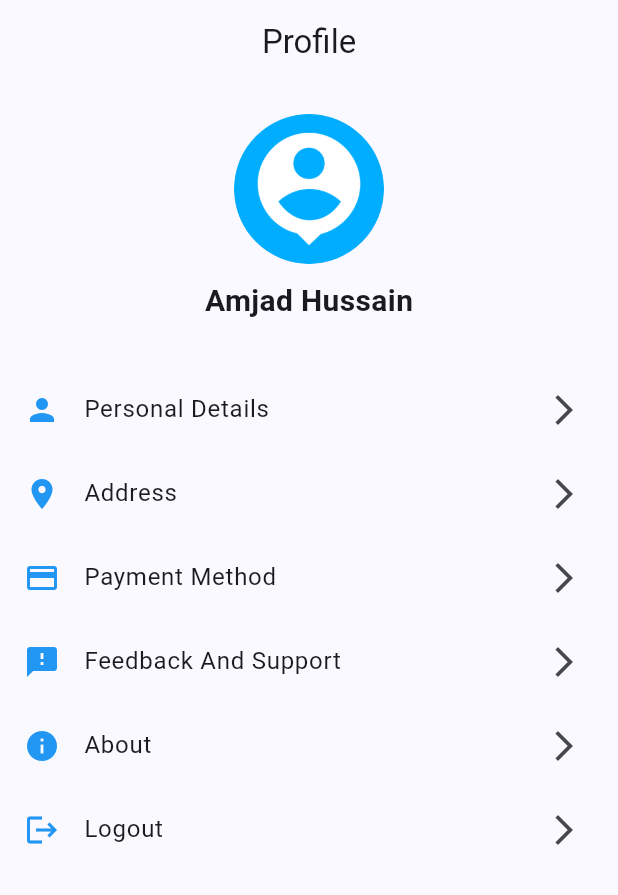
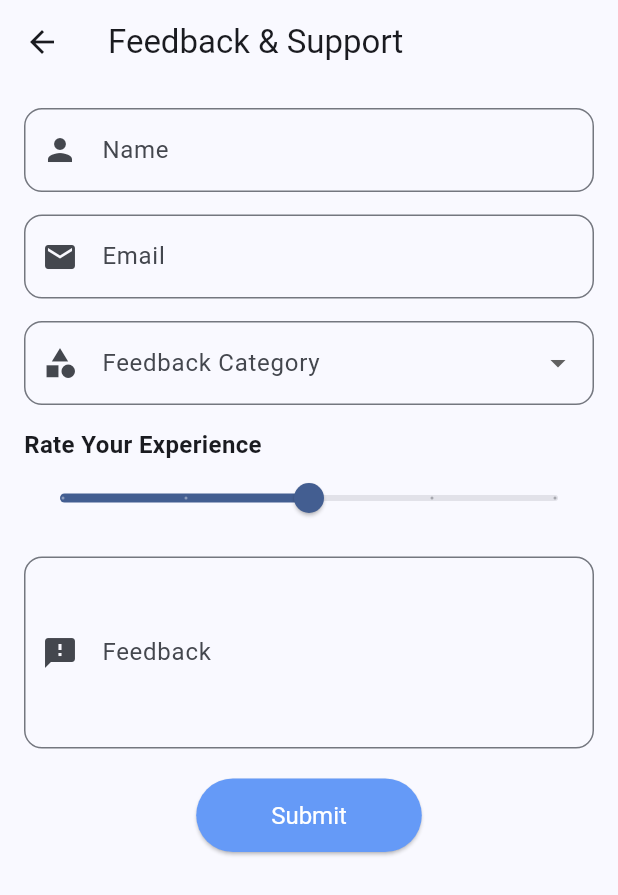
Before and after one commit to Omnyanasr/Hospital-Management, a Flutter app: the PatientProfilePage screen opened by its route, after a tap on "Feedback And Support", on a phone screen of 412 x 824 dp. Shown: the top 895 px of the screen. Run offline on Flutter 3.47's test engine with Material 3 defaults, Android fonts, the phone set to English and light mode, and no system bars; our stand-ins replace firebase_auth, firebase_core, get, google_fonts, google_sign_in, image_picker and 1 more; accounts and stored records are empty.

Commit message:
feedback ui

```diff
--- a/lib/components/textformfield.dart
+++ b/lib/components/textformfield.dart
@@ -9,7 +9,9 @@ class CustomTextForm extends StatelessWidget {
   final bool obscureText;
   final String? Function(String?)?
       validator; // New parameter to control text obscuring
-  final TextStyle? hintStyle; // New parameter for hint text style
+  final TextStyle? hintStyle;
+  final TextInputType? keyboardType;
+  final int? maxLines; // New parameter for hint text style
 
   const CustomTextForm({
     super.key,
@@ -20,7 +22,9 @@ class CustomTextForm extends StatelessWidget {
     this.suffixIcon, // Make suffixIcon optional
     this.obscureText = false,
     required this.validator, // Default is not obscure
-    this.hintStyle, // Optional hintStyle
+    this.hintStyle,
+    this.keyboardType,
+    this.maxLines,
   });
 
   @override
@@ -28,6 +32,8 @@ class CustomTextForm extends StatelessWidget {
     return TextFormField(
       validator: validator,
       controller: mycontroller,
+      keyboardType: keyboardType,
+      maxLines: maxLines,
       obscureText: obscureText, // Use the new parameter here
       decoration: InputDecoration(
         prefixIcon: icon,
--- a/lib/main.dart
+++ b/lib/main.dart
@@ -4,6 +4,7 @@ import 'package:get/get.dart';
 import 'package:firebase_auth/firebase_auth.dart'; // Import FirebaseAuth
 import 'package:google_fonts/google_fonts.dart';
 import 'package:hospital_managment_project/controller/profile_controller.dart';
+import 'package:hospital_managment_project/view/feedback_support_page.dart';
 import 'package:hospital_managment_project/view/homepage.dart';
 import 'package:hospital_managment_project/view/onboarding_screen.dart';
 import 'package:hospital_managment_project/view/account/patient_profile_page.dart';
@@ -89,6 +90,7 @@ class _MyAppState extends State<MyApp> {
         GetPage(name: '/profile', page: () => PatientProfilePage()),
         GetPage(name: '/symptom', page: () => SymptomCheckerPage()),
         GetPage(name: '/xray', page: () => XRayAnalyzerPage()),
+        GetPage(name: '/feedback', page: () => FeedbackSupportPage()),
         GetPage(
             name: '/info',
             page: () => AccountInformationPage()), // HomePage route
--- a/lib/view/account/patient_profile_page.dart
+++ b/lib/view/account/patient_profile_page.dart
@@ -68,7 +68,7 @@ class PatientProfilePage extends StatelessWidget {
             icon: Icons.feedback,
             title: 'Feedback And Support',
             onTap: () {
-              // Implement navigation or action for Help
+              Get.toNamed("/feedback");
             },
           ),
           _buildProfileOption(
--- /dev/null
+++ b/lib/view/feedback_support_page.dart
@@ -0,0 +1,178 @@
+import 'package:flutter/material.dart';
+import 'package:hospital_managment_project/components/textformfield.dart'; // Import your CustomTextForm widget
+
+class FeedbackSupportPage extends StatefulWidget {
+  @override
+  _FeedbackSupportPageState createState() => _FeedbackSupportPageState();
+}
+
+class _FeedbackSupportPageState extends State<FeedbackSupportPage> {
+  final _formKey = GlobalKey<FormState>();
+  final TextEditingController _nameController = TextEditingController();
+  final TextEditingController _emailController = TextEditingController();
+  final TextEditingController _feedbackController = TextEditingController();
+  double _rating = 3; // Default rating
+  String? _selectedCategory; // For feedback categories
+
+  final List<String> _feedbackCategories = [
+    'App Feedback',
+    'Technical Issue',
+    'Feature Request',
+    'Service Complaint'
+  ];
+
+  @override
+  void dispose() {
+    _nameController.dispose();
+    _emailController.dispose();
+    _feedbackController.dispose();
+    super.dispose();
+  }
+
+  void _submitFeedback() {
+    if (_formKey.currentState!.validate()) {
+      // Add code to send this data to a backend or show a confirmation here
+      ScaffoldMessenger.of(context).showSnackBar(
+        SnackBar(content: Text('Thank you for your feedback!')),
+      );
+      // Clear fields after submission
+      _nameController.clear();
+      _emailController.clear();
+      _feedbackController.clear();
+      setState(() {
+        _rating = 3; // Reset rating
+        _selectedCategory = null; // Reset selected category
+      });
+    }
+  }
+
+  @override
+  Widget build(BuildContext context) {
+    return Scaffold(
+      appBar: AppBar(
+        title: Text('Feedback & Support'),
+      ),
+      body: SingleChildScrollView(
+        padding: const EdgeInsets.all(16.0),
+        child: Form(
+          key: _formKey,
+          child: Column(
+            crossAxisAlignment: CrossAxisAlignment.start,
+            children: [
+              CustomTextForm(
+                mycontroller: _nameController,
+                hintText: 'Enter your name',
+                labelText: 'Name',
+                icon: const Icon(Icons.person),
+                obscureText: false,
+                validator: (value) {
+                  if (value == null || value.isEmpty) {
+                    return 'Please enter your name';
+                  }
+                  return null;
+                },
+              ),
+              const SizedBox(height: 15),
+              CustomTextForm(
+                mycontroller: _emailController,
+                hintText: 'Enter your email',
+                labelText: 'Email',
+                icon: const Icon(Icons.email),
+                keyboardType: TextInputType.emailAddress,
+                obscureText: false,
+                validator: (value) {
+                  if (value == null || value.isEmpty) {
+                    return 'Please enter your email';
+                  } else if (!RegExp(r'^[\w\.-]+@[\w\.-]+\.\w+$')
+                      .hasMatch(value)) {
+                    return 'Please enter a valid email';
+                  }
+                  return null;
+                },
+              ),
+              const SizedBox(height: 15),
+
+              // Feedback Category Dropdown
+              DropdownButtonFormField<String>(
+                decoration: InputDecoration(
+                  labelText: 'Feedback Category',
+                  border: OutlineInputBorder(
+                    borderRadius: BorderRadius.circular(12),
+                  ),
+                  prefixIcon: Icon(Icons.category),
+                ),
+                value: _selectedCategory,
+                items: _feedbackCategories.map((String category) {
+                  return DropdownMenuItem(
+                    value: category,
+                    child: Text(category),
+                  );
+                }).toList(),
+                onChanged: (value) {
+                  setState(() {
+                    _selectedCategory = value;
+                  });
+                },
+                validator: (value) =>
+                    value == null ? 'Please select a category' : null,
+              ),
+              const SizedBox(height: 15),
+
+              // Rating Slider
+              Column(
+                crossAxisAlignment: CrossAxisAlignment.start,
+                children: [
+                  Text(
+                    'Rate Your Experience',
+                    style: TextStyle(fontSize: 16, fontWeight: FontWeight.bold),
+                  ),
+                  Slider(
+                    value: _rating,
+                    onChanged: (newRating) {
+                      setState(() {
+                        _rating = newRating;
+                      });
+                    },
+                    divisions: 4,
+                    label: _rating.round().toString(),
+                    min: 1,
+                    max: 5,
+                  ),
+                ],
+              ),
+              const SizedBox(height: 15),
+
+              CustomTextForm(
+                mycontroller: _feedbackController,
+                hintText: 'Enter your feedback',
+                labelText: 'Feedback',
+                icon: const Icon(Icons.feedback),
+                maxLines: 4,
+                obscureText: false,
+                validator: (value) {
+                  if (value == null || value.isEmpty) {
+                    return 'Please enter your feedback';
+                  }
+                  return null;
+                },
+              ),
+              const SizedBox(height: 20),
+
+              Center(
+                child: ElevatedButton(
+                  onPressed: _submitFeedback,
+                  style: ElevatedButton.styleFrom(
+                    padding: const EdgeInsets.symmetric(
+                        horizontal: 50, vertical: 15),
+                    textStyle: const TextStyle(fontSize: 16),
+                  ),
+                  child: Text('Submit'),
+                ),
+              ),
+            ],
+          ),
+        ),
+      ),
+    );
+  }
+}
```
